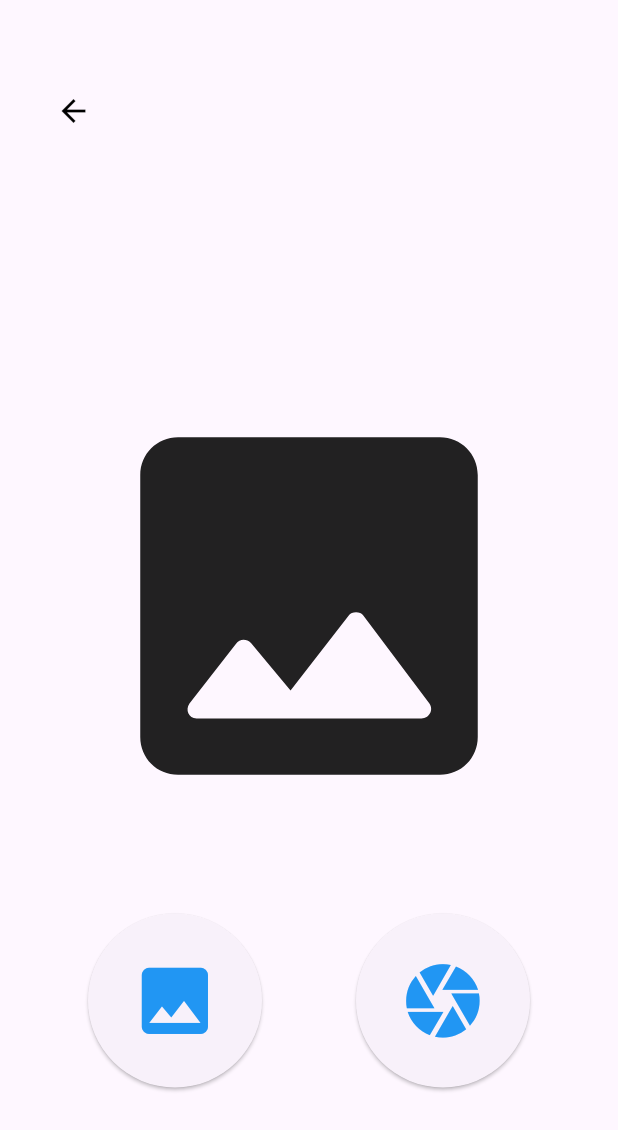
After one commit to MongkulSokha/face_attendance, a Flutter app: the FaceRegistrationScreen screen opened directly, on a phone screen of 412 x 824 dp. The commit adds this screen. Shown: the top 1130 px of the screen. Run offline on Flutter 3.47's test engine with Material 3 defaults, Android fonts, the phone set to English and light mode, and no system bars; our stand-ins replace cloud_firestore, firebase_core, firebase_storage, flutter_keyboard_visibility, font_awesome_flutter, geocoding and 5 more; missing offline and left inert: geoflutterfire2, maps_toolkit, month_year_picker, ntp; accounts and stored records are empty.

Commit message:
implement face registration and recognition

```diff
--- a/lib/main.dart
+++ b/lib/main.dart
@@ -1,7 +1,6 @@
 import 'dart:io';
 
-import 'package:face_attendance/homescreen.dart';
-import 'package:face_attendance/loginscreen.dart';
+import 'package:face_attendance/view/loginscreen.dart';
 import 'package:firebase_core/firebase_core.dart';
 import 'package:flutter/material.dart';
 import 'package:flutter_keyboard_visibility/flutter_keyboard_visibility.dart';
@@ -9,6 +8,7 @@ import 'package:month_year_picker/month_year_picker.dart';
 import 'package:shared_preferences/shared_preferences.dart';
 
 import 'model/user.dart';
+import 'view/homescreen.dart';
 
 Future<void> main() async {
   WidgetsFlutterBinding.ensureInitialized();
--- /dev/null
+++ b/lib/recognition/face_registration_screen.dart
@@ -0,0 +1,153 @@
+import 'dart:io';
+import 'package:flutter/material.dart';
+import 'package:image/image.dart' as img;
+import 'package:image_picker/image_picker.dart';
+
+import '../view/homescreen.dart';
+
+
+class FaceRegistrationScreen extends StatefulWidget {
+  const FaceRegistrationScreen({super.key});
+
+  @override
+  State<FaceRegistrationScreen> createState() => _FaceRegistrationScreenState();
+}
+
+class _FaceRegistrationScreenState extends State<FaceRegistrationScreen> {
+  late ImagePicker imagePicker;
+  File? _image;
+
+  @override
+  void initState() {
+    super.initState();
+    imagePicker = ImagePicker();
+  }
+
+  _imgFromGallery() async {
+    XFile? pickedFile =
+        await imagePicker.pickImage(source: ImageSource.gallery);
+    if (pickedFile != null) {
+      setState(() {
+        _image = File(pickedFile.path);
+        doFaceDetection();
+      });
+    }
+  }
+
+  _imgFromCamera() async {
+    XFile? pickedFile = await imagePicker.pickImage(source: ImageSource.camera);
+    if (pickedFile != null) {
+      setState(() {
+        _image = File(pickedFile.path);
+        doFaceDetection();
+      });
+    }
+  }
+
+  doFaceDetection() async {}
+
+  removeRotation(File inputImage) async {
+    final img.Image? capturedImage = img.decodeImage(await File(inputImage.path).readAsBytes());
+    final img.Image orientedImage = img.bakeOrientation(capturedImage!);
+    return await File(_image!.path).writeAsBytes(img.encodeJpg(orientedImage));
+  }
+
+  @override
+  Widget build(BuildContext context) {
+    double screenWidth = MediaQuery.of(context).size.width;
+    double screenHeight = MediaQuery.of(context).size.height;
+    return Scaffold(
+      resizeToAvoidBottomInset: false,
+      body: Column(
+        mainAxisAlignment: MainAxisAlignment.spaceEvenly,
+        children: [
+          Container(
+            alignment: Alignment.centerLeft,
+            child: Padding(
+              padding: const EdgeInsets.all(5.0),
+              child: MaterialButton(
+                onPressed: () {
+                  Navigator.pushReplacement(
+                    context,
+                    MaterialPageRoute(
+                      builder: (context) => const HomeScreen(),
+                    ),
+                  );
+                },
+                textColor: Colors.black,
+                child: const Icon(Icons.arrow_back),
+              ),
+            ),
+          ),
+          _image != null
+              ? Container(
+                  margin: const EdgeInsets.only(top: 100),
+                  width: screenWidth - 50,
+                  height: screenWidth - 50,
+                  child: Image.file(_image!),
+                )
+              : Container(
+                  margin: const EdgeInsets.only(top: 100),
+                  width: screenWidth - 100,
+                  height: screenWidth - 100,
+                  child: const Icon(
+                    Icons.image_rounded,
+                    color: Colors.black87,
+                    size: 300,
+                  ),
+                ),
+          Container(
+            margin: const EdgeInsets.only(bottom: 50),
+            child: Row(
+              mainAxisAlignment: MainAxisAlignment.spaceEvenly,
+              children: [
+                Card(
+                  shape: const RoundedRectangleBorder(
+                    borderRadius: BorderRadius.all(
+                      Radius.circular(200),
+                    ),
+                  ),
+                  child: InkWell(
+                    onTap: () {
+                      _imgFromGallery();
+                    },
+                    child: SizedBox(
+                      width: screenWidth / 2 - 90,
+                      height: screenWidth / 2 - 90,
+                      child: Icon(
+                        Icons.image,
+                        color: Colors.blue,
+                        size: screenWidth / 7,
+                      ),
+                    ),
+                  ),
+                ),
+                Card(
+                  shape: const RoundedRectangleBorder(
+                    borderRadius: BorderRadius.all(
+                      Radius.circular(200),
+                    ),
+                  ),
+                  child: InkWell(
+                    onTap: () {
+                      _imgFromCamera();
+                    },
+                    child: SizedBox(
+                      width: screenWidth / 2 - 90,
+                      height: screenWidth / 2 - 90,
+                      child: Icon(
+                        Icons.camera,
+                        color: Colors.blue,
+                        size: screenWidth / 7,
+                      ),
+                    ),
+                  ),
+                ),
+              ],
+            ),
+          )
+        ],
+      ),
+    );
+  }
+}
--- a/lib/calendarscreen.dart
+++ b/lib/view/calendarscreen.dart
@@ -3,7 +3,8 @@ import 'package:flutter/material.dart';
 import 'package:intl/intl.dart';
 import 'package:month_year_picker/month_year_picker.dart';
 
-import 'model/user.dart';
+import '../model/user.dart';
+
 
 class CalendarScreen extends StatefulWidget {
   const CalendarScreen({super.key});
--- a/lib/homescreen.dart
+++ b/lib/view/homescreen.dart
@@ -1,15 +1,15 @@
 import 'dart:async';
 
 import 'package:cloud_firestore/cloud_firestore.dart';
-import 'package:face_attendance/calendarscreen.dart';
 import 'package:face_attendance/services/location_service.dart';
-import 'package:face_attendance/todayscreen.dart';
 import 'package:flutter/material.dart';
 import 'package:font_awesome_flutter/font_awesome_flutter.dart';
 import 'package:ntp/ntp.dart';
 
-import 'model/user.dart';
+import '../model/user.dart';
+import 'calendarscreen.dart';
 import 'profilescreen.dart';
+import 'todayscreen.dart';
 
 class HomeScreen extends StatefulWidget {
   const HomeScreen({super.key});
--- a/lib/loginscreen.dart
+++ b/lib/view/loginscreen.dart
@@ -1,8 +1,10 @@
 import 'package:cloud_firestore/cloud_firestore.dart';
-import 'package:face_attendance/homescreen.dart';
 import 'package:flutter/material.dart';
 import 'package:flutter_keyboard_visibility/flutter_keyboard_visibility.dart';
 import 'package:shared_preferences/shared_preferences.dart';
+
+import '../model/user.dart';
+import 'homescreen.dart';
 
 class LoginScreen extends StatefulWidget {
   const LoginScreen({super.key});
--- a/lib/profilescreen.dart
+++ b/lib/view/profilescreen.dart
@@ -4,7 +4,7 @@ import 'package:flutter/material.dart';
 import 'package:image_picker/image_picker.dart';
 import 'package:intl/intl.dart';
 import 'dart:io';
-import 'model/user.dart';
+import '../model/user.dart';
 
 class ProfileScreen extends StatefulWidget {
   const ProfileScreen({super.key});
--- a/pubspec.yaml
+++ b/pubspec.yaml
@@ -57,6 +57,9 @@ dependencies:
   geolocator: ^7.7.1
   ntp: ^2.0.0
   geocode: ^1.0.3
+  google_ml_kit: ^0.18.0
+  google_mlkit_commons: ^0.7.1
+  image: ^4.1.3
 
 dev_dependencies:
   flutter_test:
```
Also changed, not shown: lib/recognition/face_recognition_screen.dart (added, +15 -0 lines), lib/view/google_map_screen.dart (renamed from lib/google_map_screen.dart, +26 -2 lines), lib/view/todayscreen.dart (renamed from lib/todayscreen.dart, +26 -3 lines), pubspec.lock, 2 other files.
